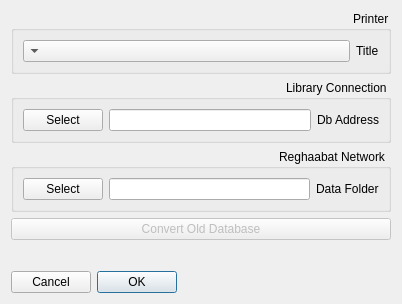
Old version of the form Client/reghaabat/optionsform.ui in the repository nournia/ketabkhaane.
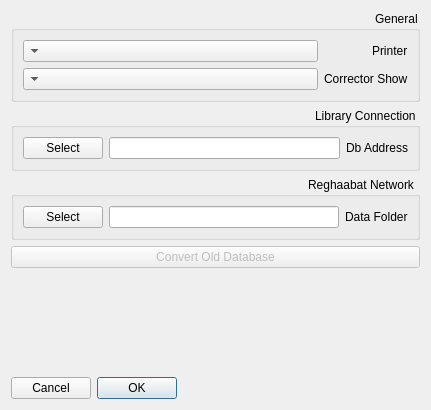
New version of the form.

Commit message: add corrector show mode option

The edit to the form file:
```diff
--- a/Client/reghaabat/optionsform.ui
+++ b/Client/reghaabat/optionsform.ui
@@ -6,8 +6,8 @@
    <rect>
     <x>0</x>
     <y>0</y>
-    <width>402</width>
-    <height>304</height>
+    <width>431</width>
+    <height>410</height>
    </rect>
   </property>
   <property name="layoutDirection">
@@ -17,19 +17,32 @@
    <item>
     <widget class="QGroupBox" name="groupBox_3">
      <property name="title">
-      <string>Printer</string>
+      <string>General</string>
      </property>
      <layout class="QFormLayout" name="formLayout">
+      <property name="labelAlignment">
+       <set>Qt::AlignLeading|Qt::AlignLeft|Qt::AlignVCenter</set>
+      </property>
       <item row="0" column="0">
        <widget class="QLabel" name="label_2">
         <property name="text">
-         <string>Title</string>
+         <string>Printer</string>
         </property>
        </widget>
       </item>
       <item row="0" column="1">
        <widget class="QComboBox" name="cPrinters"/>
       </item>
+      <item row="1" column="0">
+       <widget class="QLabel" name="label_4">
+        <property name="text">
+         <string>Corrector Show</string>
+        </property>
+       </widget>
+      </item>
+      <item row="1" column="1">
+       <widget class="QComboBox" name="cCorrectorPrint"/>
+      </item>
      </layout>
     </widget>
    </item>
```
The commit also changes 4 other files.
